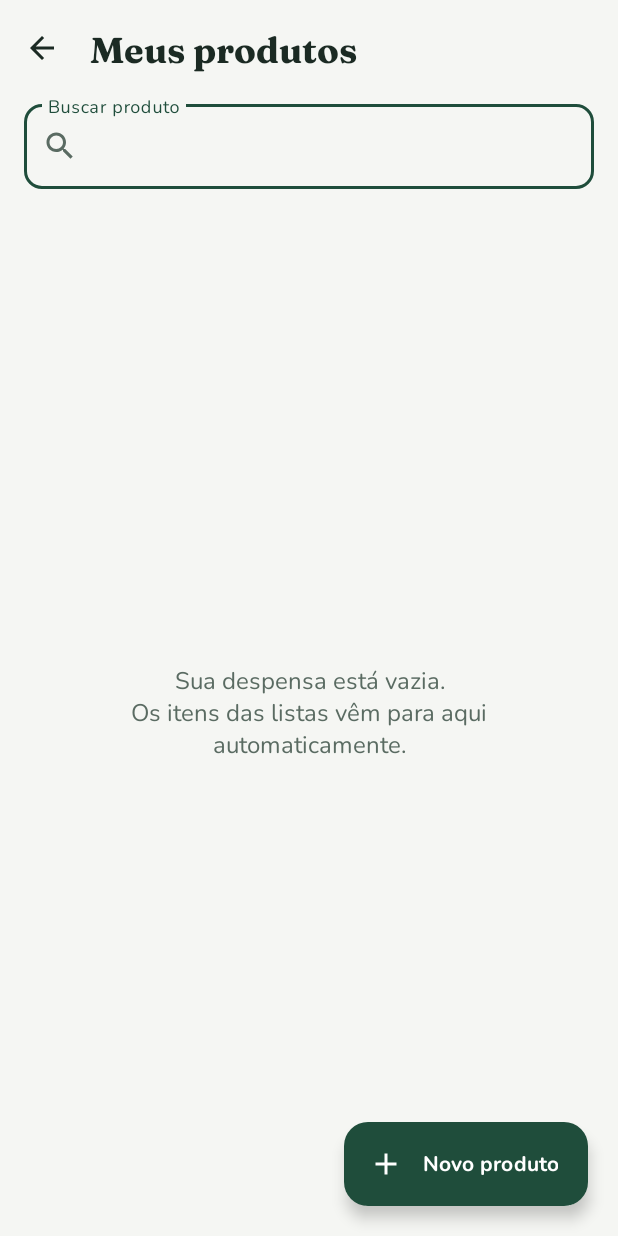
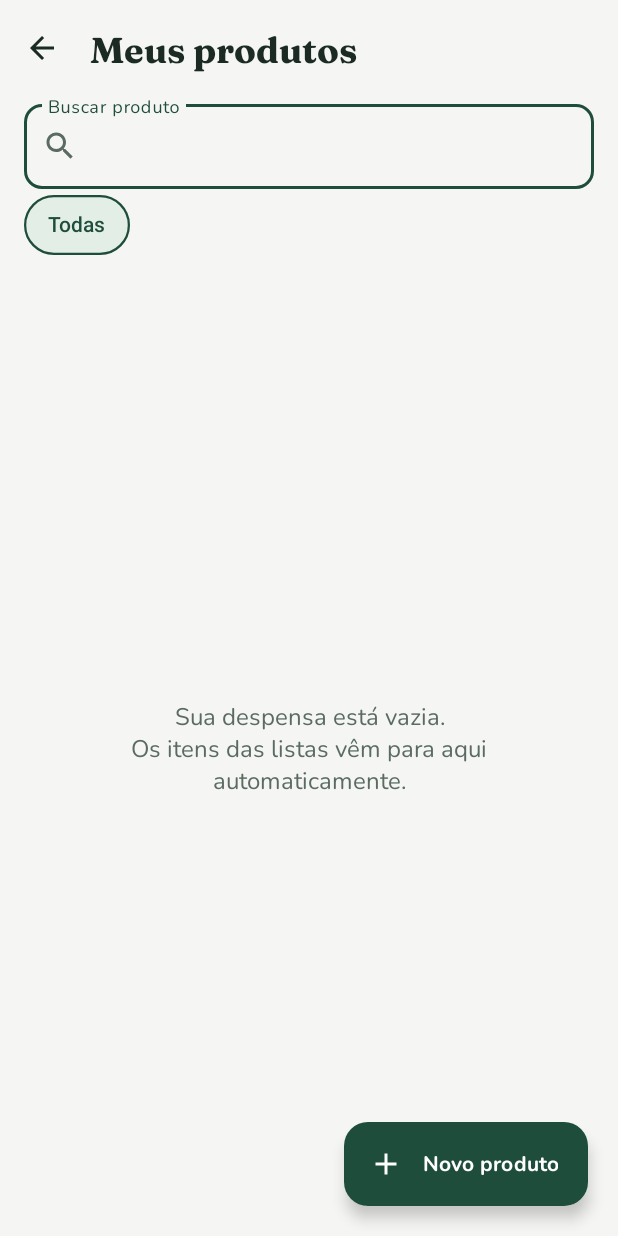
Before and after one commit to annyrebecaar/spesa, an Android app: the ProdutosActivity screen opened directly, with no data from a screen before it, on a phone screen of 412 x 824 dp. Run offline under Robolectric (Android 15) with nearby library versions, the phone set to English and light mode, and no system bars.

Commit message:
Etiquetas em Meus produtos: filtro por etiqueta com a cor de cada uma e criar etiqueta nova no produto

```diff
--- a/app/src/main/java/com/example/spesa/adaptadores/ProdutosAdapter.kt
+++ b/app/src/main/java/com/example/spesa/adaptadores/ProdutosAdapter.kt
@@ -9,6 +9,7 @@ import com.example.spesa.databinding.ItemProdutoBinding
 import com.example.spesa.model.Produto
 import com.example.spesa.util.Formato
 import com.example.spesa.util.mostrarCategoria
+import com.example.spesa.util.mostrarEtiqueta
 import com.example.spesa.util.visivel
 
 class ProdutosAdapter(
@@ -36,7 +37,7 @@ class ProdutosAdapter(
         val b = holder.b
 
         b.nome.text = if (produto.marca.isBlank()) produto.nome else "${produto.nome} · ${produto.marca}"
-        b.tagCategoria.mostrarCategoria(produto.categoria)
+        b.tagCategoria.mostrarEtiqueta(produto)
 
         val menor = produto.menorPreco()
         val mercado = Repositorio.mercado(menor?.mercadoId)
--- a/app/src/main/java/com/example/spesa/dados/Repositorio.kt
+++ b/app/src/main/java/com/example/spesa/dados/Repositorio.kt
@@ -192,6 +192,22 @@ object Repositorio {
             .map { it.key to it.value.sumOf { l -> l.valor } }
             .sortedByDescending { it.second }
 
+    // ---------- Etiquetas ----------
+
+    /** Etiquetas criadas pelo usuário (Hortifruti, Limpeza... já vêm prontas). */
+    fun etiquetasCriadas(): List<String> =
+        prefs.getString("etiquetas", "").orEmpty().split("|").filter { it.isNotBlank() }
+
+    fun criarEtiqueta(nome: String) {
+        val nova = nome.trim()
+        if (nova.isEmpty() || todasEtiquetas().any { it.equals(nova, ignoreCase = true) }) return
+        prefs.edit().putString("etiquetas", (etiquetasCriadas() + nova).joinToString("|")).apply()
+    }
+
+    /** As prontas primeiro, depois as criadas. */
+    fun todasEtiquetas(): List<String> =
+        com.example.spesa.model.Categoria.rotulos() + etiquetasCriadas()
+
     // ---------- Metas ----------
     // guardadas direto nas preferências, separadas das listas
 
--- a/app/src/main/java/com/example/spesa/model/Produto.kt
+++ b/app/src/main/java/com/example/spesa/model/Produto.kt
@@ -9,10 +9,14 @@ data class Produto(
     var nome: String = "",
     var marca: String = "",
     var categoria: Categoria = Categoria.OUTROS,
+    var etiqueta: String = "",          // etiqueta criada pelo usuário (vazio = usa a categoria)
     var descricao: String = "",
     var favorito: Boolean = false,
     var precos: MutableList<PrecoNoMercado> = mutableListOf(),
 ) {
+    /** Nome da etiqueta que aparece na tela: a criada pelo usuário ou a categoria padrão. */
+    fun nomeEtiqueta(): String = etiqueta.ifBlank { categoria.rotulo }
+
     /** O menor preço registrado entre todos os mercados, ou null se não há nenhum. */
     fun menorPreco(): PrecoNoMercado? = precos.minByOrNull { it.preco }
 
--- a/app/src/main/java/com/example/spesa/ui/ProdutosActivity.kt
+++ b/app/src/main/java/com/example/spesa/ui/ProdutosActivity.kt
@@ -17,10 +17,14 @@ import com.google.android.material.dialog.MaterialAlertDialogBuilder
 class ProdutosActivity : AppCompatActivity() {
     companion object {
         const val EXTRA_MERCADO_ID = "mercado_id"
+        const val TODAS = "Todas"
     }
 
     // quando abre de dentro de um mercado, mostra só os produtos dele
     private var mercado: com.example.spesa.model.Mercado? = null
+
+    // etiqueta escolhida na fileira de cima ("Todas" = sem filtro)
+    private var etiqueta = TODAS
 
     private lateinit var b: ActivityProdutosBinding
     private lateinit var adapter: ProdutosAdapter
@@ -57,13 +61,40 @@ class ProdutosActivity : AppCompatActivity() {
     }
 
     private fun atualizar() {
+        montarEtiquetas()
         val busca = b.campoBusca.text.toString().trim()
         val filtrados = Repositorio.produtos
+            .filter { etiqueta == TODAS || it.nomeEtiqueta() == etiqueta }
             .filter { p -> mercado == null || p.precoEm(mercado!!.id) != null }
             .filter { busca.isEmpty() || it.nome.contains(busca, ignoreCase = true) || it.marca.contains(busca, ignoreCase = true) }
-            .sortedWith(compareByDescending<Produto> { it.favorito }.thenBy { it.nome.lowercase() })
+            // separa por etiqueta: favoritos primeiro, depois agrupa pela etiqueta e pelo nome
+            .sortedWith(compareByDescending<Produto> { it.favorito }.thenBy { it.nomeEtiqueta() }.thenBy { it.nome.lowercase() })
         adapter.atualizar(filtrados)
         b.textoVazio.visivel(filtrados.isEmpty())
+    }
+
+    /** um chip por etiqueta que tem produto, com a cor dela */
+    private fun montarEtiquetas() {
+        val doMercado = Repositorio.produtos.filter { p -> mercado == null || p.precoEm(mercado!!.id) != null }
+        val contagem = doMercado.groupingBy { it.nomeEtiqueta() }.eachCount()
+        val nomes = listOf(TODAS) + Repositorio.todasEtiquetas().filter { (contagem[it] ?: 0) > 0 }
+        if (etiqueta !in nomes) etiqueta = TODAS
+        b.etiquetas.removeAllViews()
+        nomes.forEach { nome ->
+            val chip = com.example.spesa.util.Telas.chip(b.etiquetas, nome, nome == etiqueta)
+            // bolinha com a cor da etiqueta ("Todas" não tem cor)
+            if (nome != TODAS) {
+                val pronta = com.example.spesa.model.Categoria.entries.find { it.rotulo == nome }
+                val cor = getColor(pronta?.corRes ?: R.color.cat_outros)
+                chip.chipIcon = android.graphics.drawable.GradientDrawable().apply {
+                    shape = android.graphics.drawable.GradientDrawable.OVAL
+                    setColor(cor)
+                    setSize(36, 36)
+                }
+                chip.isChipIconVisible = true
+            }
+            chip.setOnClickListener { etiqueta = nome; atualizar() }
+        }
     }
 
     private fun abrirFormulario(produto: Produto?) {
--- a/app/src/main/java/com/example/spesa/util/Visual.kt
+++ b/app/src/main/java/com/example/spesa/util/Visual.kt
@@ -19,6 +19,12 @@ fun TextView.mostrarCategoria(categoria: Categoria) {
     backgroundTintList = ColorStateList.valueOf(ContextCompat.getColor(context, categoria.corRes))
 }
 
+/** Mostra a etiqueta de um produto (as criadas pelo usuário ficam na cor de "Outros"). */
+fun TextView.mostrarEtiqueta(produto: com.example.spesa.model.Produto) {
+    mostrarCategoria(if (produto.etiqueta.isBlank()) produto.categoria else Categoria.OUTROS)
+    text = produto.nomeEtiqueta()
+}
+
 /** Troca a cor de uma barra de progresso (verde, amarelo, vermelho...). */
 fun ProgressBar.pintar(corRes: Int) {
     progressTintList = ColorStateList.valueOf(ContextCompat.getColor(context, corRes))
--- a/app/src/main/res/layout/activity_produto_form.xml
+++ b/app/src/main/res/layout/activity_produto_form.xml
@@ -65,7 +65,7 @@
                     android:layout_height="wrap_content"
                     android:layout_marginStart="12dp"
                     android:layout_weight="1"
-                    android:hint="@string/categoria">
+                    android:hint="Etiqueta">
 
                     <com.google.android.material.textfield.MaterialAutoCompleteTextView
                         android:id="@+id/campoCategoria"
--- a/app/src/main/res/layout/activity_produtos.xml
+++ b/app/src/main/res/layout/activity_produtos.xml
@@ -35,6 +35,23 @@
                 android:inputType="text"
                 android:maxLines="1" />
         </com.google.android.material.textfield.TextInputLayout>
+
+        <!-- etiquetas para filtrar os produtos (Todas, Hortifruti, Limpeza...) -->
+        <HorizontalScrollView
+            android:layout_width="match_parent"
+            android:layout_height="wrap_content"
+            android:scrollbars="none">
+
+            <com.google.android.material.chip.ChipGroup
+                android:id="@+id/etiquetas"
+                android:layout_width="wrap_content"
+                android:layout_height="wrap_content"
+                android:paddingStart="16dp"
+                android:paddingEnd="16dp"
+                app:singleLine="true"
+                app:singleSelection="true"
+                app:selectionRequired="true" />
+        </HorizontalScrollView>
 
         <FrameLayout
             android:layout_width="match_parent"
```
Also changed, not shown: app/src/main/java/com/example/spesa/ui/ProdutoFormActivity.kt (+39 -6 lines), 1 other file.
